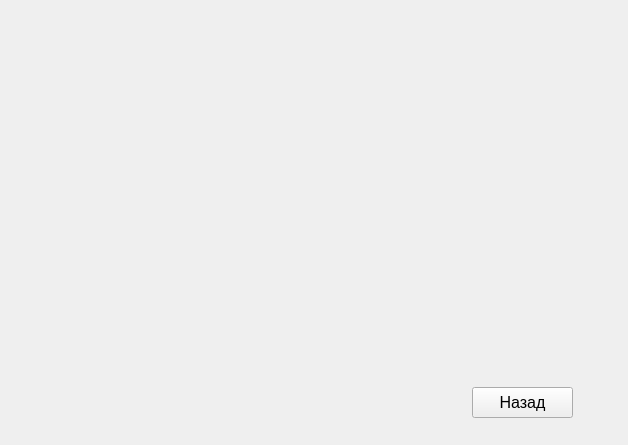
Qt form director.ui (Tinddd28/client-server-model-client-) before a commit.
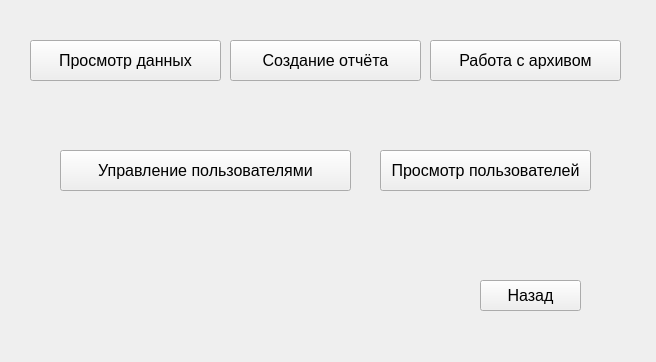
The same form after that commit.

Patch:
```diff
--- a/director.ui
+++ b/director.ui
@@ -6,8 +6,8 @@
    <rect>
     <x>0</x>
     <y>0</y>
-    <width>628</width>
-    <height>445</height>
+    <width>656</width>
+    <height>362</height>
    </rect>
   </property>
   <property name="windowTitle">
@@ -16,8 +16,8 @@
   <widget class="QPushButton" name="pushButton">
    <property name="geometry">
     <rect>
-     <x>472</x>
-     <y>387</y>
+     <x>480</x>
+     <y>280</y>
      <width>101</width>
      <height>31</height>
     </rect>
@@ -31,6 +31,96 @@
     <string>Назад</string>
    </property>
   </widget>
+  <widget class="QPushButton" name="data">
+   <property name="geometry">
+    <rect>
+     <x>30</x>
+     <y>40</y>
+     <width>191</width>
+     <height>41</height>
+    </rect>
+   </property>
+   <property name="font">
+    <font>
+     <pointsize>12</pointsize>
+    </font>
+   </property>
+   <property name="text">
+    <string>Просмотр данных</string>
+   </property>
+  </widget>
+  <widget class="QPushButton" name="report">
+   <property name="geometry">
+    <rect>
+     <x>230</x>
+     <y>40</y>
+     <width>191</width>
+     <height>41</height>
+    </rect>
+   </property>
+   <property name="font">
+    <font>
+     <pointsize>12</pointsize>
+    </font>
+   </property>
+   <property name="text">
+    <string>Создание отчёта</string>
+   </property>
+  </widget>
+  <widget class="QPushButton" name="archive">
+   <property name="geometry">
+    <rect>
+     <x>430</x>
+     <y>40</y>
+     <width>191</width>
+     <height>41</height>
+    </rect>
+   </property>
+   <property name="font">
+    <font>
+     <pointsize>12</pointsize>
+    </font>
+   </property>
+   <property name="text">
+    <string>Работа с архивом</string>
+   </property>
+  </widget>
+  <widget class="QPushButton" name="users">
+   <property name="geometry">
+    <rect>
+     <x>60</x>
+     <y>150</y>
+     <width>291</width>
+     <height>41</height>
+    </rect>
+   </property>
+   <property name="font">
+    <font>
+     <pointsize>12</pointsize>
+    </font>
+   </property>
+   <property name="text">
+    <string>Управление пользователями</string>
+   </property>
+  </widget>
+  <widget class="QPushButton" name="us">
+   <property name="geometry">
+    <rect>
+     <x>380</x>
+     <y>150</y>
+     <width>211</width>
+     <height>41</height>
+    </rect>
+   </property>
+   <property name="font">
+    <font>
+     <pointsize>12</pointsize>
+    </font>
+   </property>
+   <property name="text">
+    <string>Просмотр пользователей</string>
+   </property>
+  </widget>
  </widget>
  <resources/>
  <connections/>
```
Left out of the diff: 2 changed lines with no effect on the pictures.
